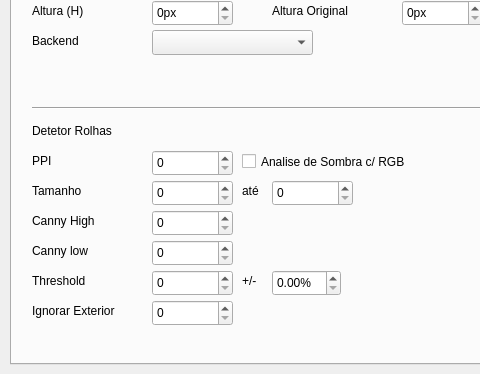
First picture: the form in source/mainwindow.ui, repository tentone/cork, before the edit; both pictures show x 0 to 480 and y 226 to 600 of the 800 by 600 pixel window.
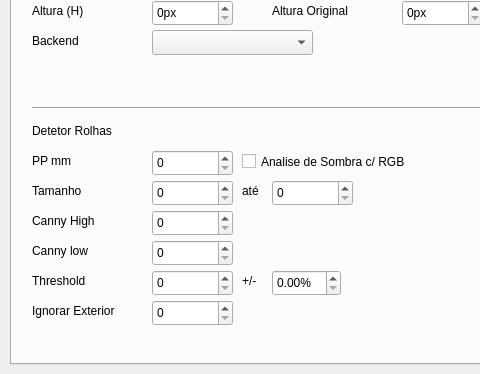
Second picture: the form after the edit.

Patch:
```diff
--- a/source/mainwindow.ui
+++ b/source/mainwindow.ui
@@ -546,7 +546,7 @@
         </rect>
        </property>
        <property name="text">
-        <string>PPI</string>
+        <string>PP mm</string>
        </property>
       </widget>
       <widget class="QSpinBox" name="tab_a_ppi">
```
Left out of the diff: 4 changed lines with no effect on the pictures.
